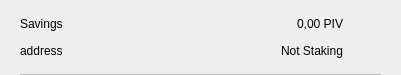
Old version of the form src/qt/alnj/forms/csrow.ui in the repository Gh0st-N1njA/ALNJCoin.
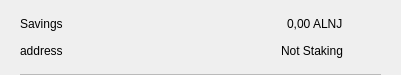
New version of the form. Icons and pictures are not drawn.

What changed in the file:
```diff
--- a/src/qt/alnj/forms/csrow.ui
+++ b/src/qt/alnj/forms/csrow.ui
@@ -99,7 +99,7 @@
            <item>
             <widget class="QLabel" name="labelAmount">
              <property name="text">
-              <string>0,00 PIV</string>
+              <string>0,00 ALNJ</string>
              </property>
             </widget>
            </item>
```
